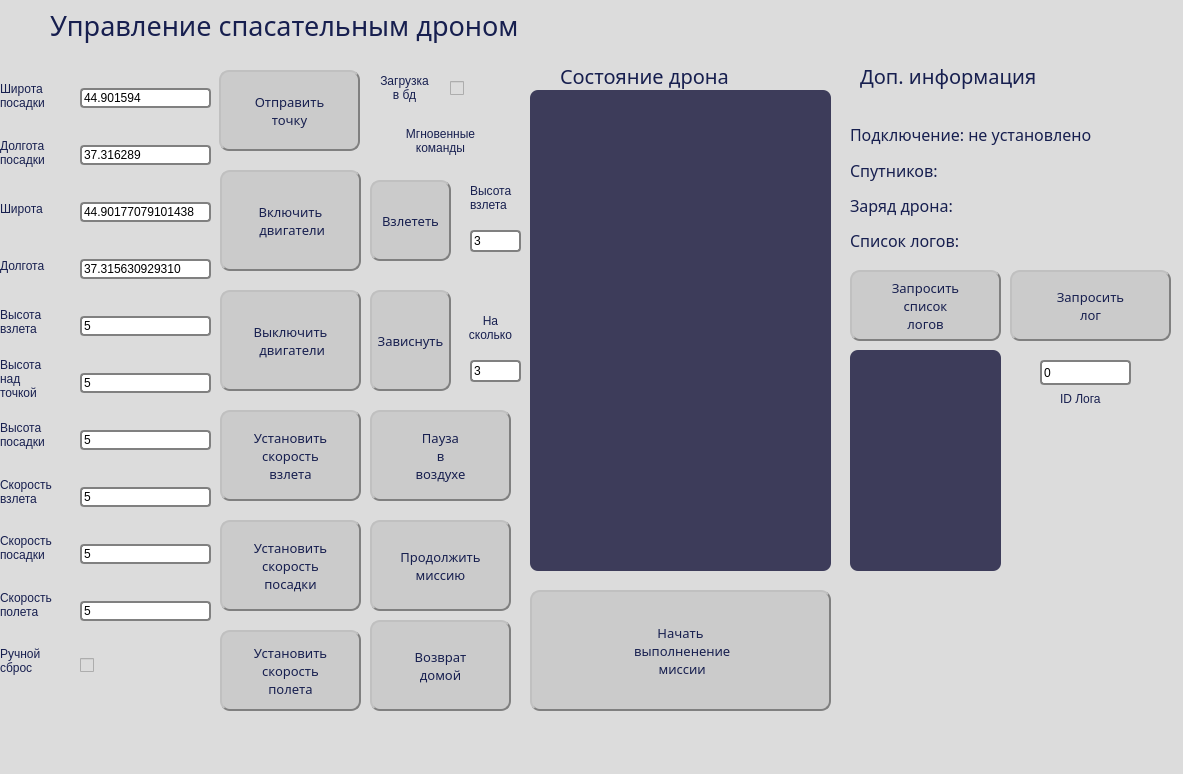
NickolayGoloburdin/wifi_drone_interface, file mainwindow.ui: the form before one commit.
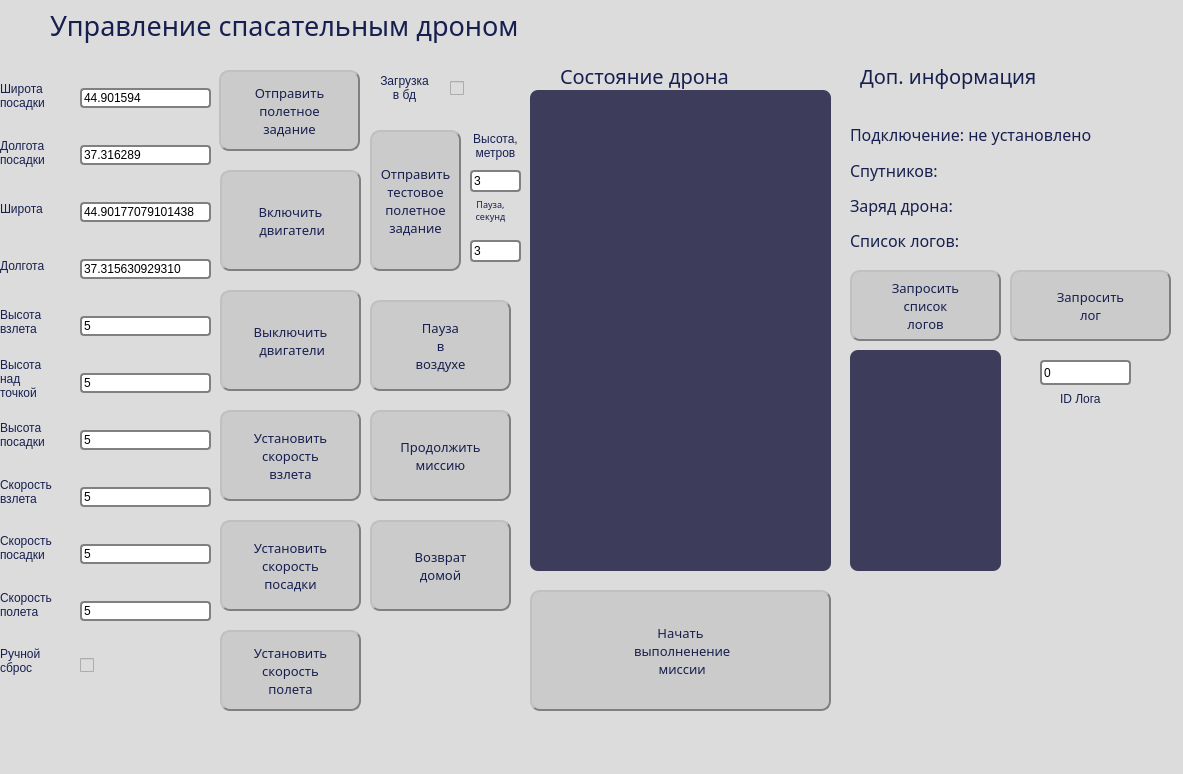
The form after the commit. Icons and pictures are not drawn.

Patch:
```diff
--- a/mainwindow.ui
+++ b/mainwindow.ui
@@ -529,7 +529,8 @@
     </property>
     <property name="text">
      <string>Отправить
-точку</string>
+полетное
+задание</string>
     </property>
    </widget>
    <widget class="QWidget" name="verticalLayoutWidget_3">
@@ -1030,9 +1031,9 @@
     <property name="geometry">
      <rect>
       <x>370</x>
-      <y>180</y>
-      <width>81</width>
-      <height>81</height>
+      <y>130</y>
+      <width>91</width>
+      <height>141</height>
      </rect>
     </property>
     <property name="font">
@@ -1064,55 +1065,17 @@
 }</string>
     </property>
     <property name="text">
-     <string>Взлететь</string>
-    </property>
-   </widget>
-   <widget class="QPushButton" name="Hold_time">
-    <property name="geometry">
-     <rect>
-      <x>370</x>
-      <y>290</y>
-      <width>81</width>
-      <height>101</height>
-     </rect>
-    </property>
-    <property name="font">
-     <font>
-      <family>Segoe UI Semibold</family>
-      <pointsize>10</pointsize>
-      <weight>50</weight>
-      <italic>false</italic>
-      <bold>false</bold>
-     </font>
-    </property>
-    <property name="styleSheet">
-     <string notr="true">QPushButton {
-    background-color: rgb(203, 203, 203);
-    border-style: outset;
-    border-width: 2px;
-    border-radius: 10px;
-    border-color: gray;
-	font: 10pt &quot;Segoe UI Semibold&quot;;
-	color:rgb(23, 31, 79)
-}
-QPushButton::pressed {
-    border-style: inset;
-    
-}
-QPushButton::hover {
-    
-     background-color: rgb(158, 158, 158);
-}</string>
-    </property>
-    <property name="text">
-     <string>Зависнуть</string>
+     <string>Отправить
+тестовое
+полетное
+задание</string>
     </property>
    </widget>
    <widget class="QPushButton" name="Pause">
     <property name="geometry">
      <rect>
       <x>370</x>
-      <y>410</y>
+      <y>300</y>
       <width>141</width>
       <height>91</height>
      </rect>
@@ -1155,7 +1118,7 @@
     <property name="geometry">
      <rect>
       <x>370</x>
-      <y>620</y>
+      <y>520</y>
       <width>141</width>
       <height>91</height>
      </rect>
@@ -1197,7 +1160,7 @@
     <property name="geometry">
      <rect>
       <x>470</x>
-      <y>230</y>
+      <y>170</y>
       <width>51</width>
       <height>22</height>
      </rect>
@@ -1216,26 +1179,29 @@
     <property name="geometry">
      <rect>
       <x>470</x>
-      <y>170</y>
+      <y>130</y>
       <width>51</width>
-      <height>56</height>
+      <height>31</height>
      </rect>
     </property>
     <property name="styleSheet">
      <string notr="true">QLabel{
-font: 9pt &quot;Segoe UI Semibold&quot;;
+font: 7pt &quot;Segoe UI Semibold&quot;;
 	color:rgb(23, 31, 79)}</string>
     </property>
     <property name="text">
-     <string>Высота
-взлета</string>
+     <string>Высота,
+метров</string>
+    </property>
+    <property name="alignment">
+     <set>Qt::AlignCenter</set>
     </property>
    </widget>
    <widget class="QLineEdit" name="time_of_holdng">
     <property name="geometry">
      <rect>
       <x>470</x>
-      <y>360</y>
+      <y>240</y>
       <width>51</width>
       <height>22</height>
      </rect>
@@ -1254,44 +1220,31 @@
     <property name="geometry">
      <rect>
       <x>460</x>
-      <y>300</y>
+      <y>190</y>
       <width>61</width>
-      <height>56</height>
-     </rect>
-    </property>
-    <property name="layoutDirection">
-     <enum>Qt::LeftToRight</enum>
-    </property>
-    <property name="styleSheet">
-     <string notr="true">QLabel{
-font: 9pt &quot;Segoe UI Semibold&quot;;
-	color:rgb(23, 31, 79)}</string>
-    </property>
-    <property name="text">
-     <string>На
-сколько</string>
-    </property>
-    <property name="alignment">
-     <set>Qt::AlignCenter</set>
-    </property>
-   </widget>
-   <widget class="QLabel" name="label_19">
-    <property name="geometry">
-     <rect>
-      <x>380</x>
-      <y>120</y>
-      <width>121</width>
       <height>41</height>
      </rect>
     </property>
+    <property name="font">
+     <font>
+      <family>Segoe UI Semibold</family>
+      <pointsize>7</pointsize>
+      <weight>50</weight>
+      <italic>false</italic>
+      <bold>false</bold>
+     </font>
+    </property>
+    <property name="layoutDirection">
+     <enum>Qt::LeftToRight</enum>
+    </property>
     <property name="styleSheet">
      <string notr="true">QLabel{
-font: 10pt &quot;Segoe UI Semibold&quot;;
+font: 7pt &quot;Segoe UI Semibold&quot;;
 	color:rgb(23, 31, 79)}</string>
     </property>
     <property name="text">
-     <string>Мгновенные
-команды</string>
+     <string>Пауза,
+секунд</string>
     </property>
     <property name="alignment">
      <set>Qt::AlignCenter</set>
@@ -1301,7 +1254,7 @@
     <property name="geometry">
      <rect>
       <x>370</x>
-      <y>520</y>
+      <y>410</y>
       <width>141</width>
       <height>91</height>
      </rect>
@@ -1377,6 +1330,7 @@
      <set>Qt::AlignCenter</set>
     </property>
    </widget>
+   <zorder>label_18</zorder>
    <zorder>label_15</zorder>
    <zorder>Start</zorder>
    <zorder>label_4</zorder>
@@ -1398,14 +1352,11 @@
    <zorder>Arm</zorder>
    <zorder>verticalLayoutWidget_2</zorder>
    <zorder>takeoff</zorder>
-   <zorder>Hold_time</zorder>
    <zorder>Pause</zorder>
    <zorder>return_to_home</zorder>
    <zorder>takeoff_height</zorder>
    <zorder>label_17</zorder>
    <zorder>time_of_holdng</zorder>
-   <zorder>label_18</zorder>
-   <zorder>label_19</zorder>
    <zorder>continue_mission</zorder>
    <zorder>db_upload</zorder>
    <zorder>label_20</zorder>
```
